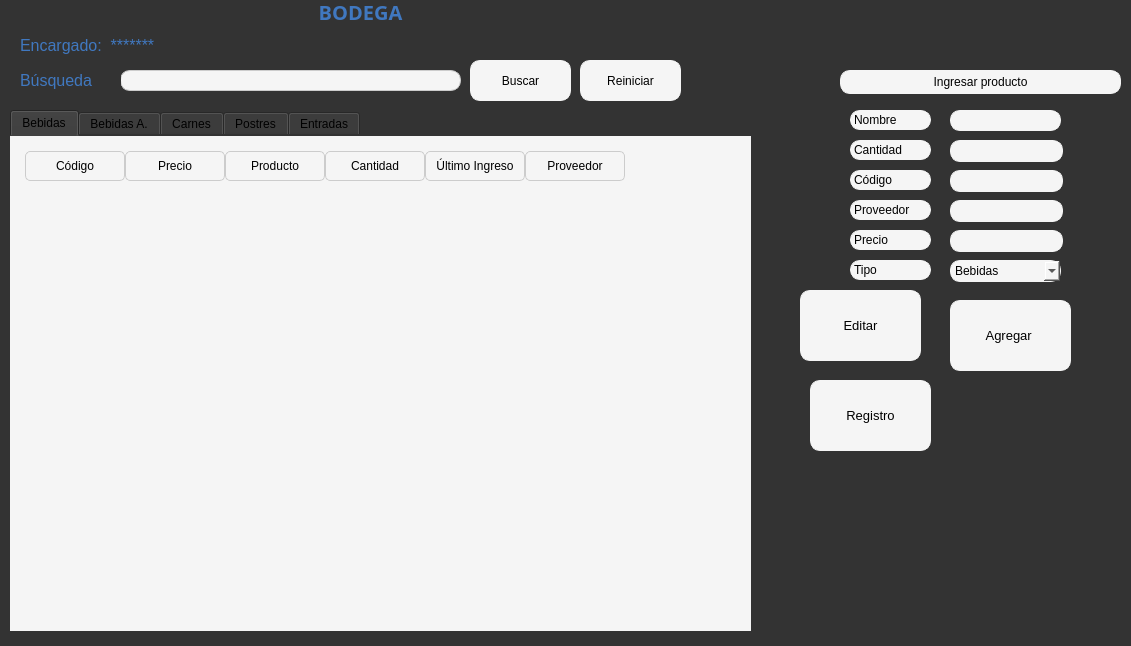
The window that Ui/Almacen/u_almacen.ui (Kodegmxz/Proyecto) describes before a commit, drawn with Qt 5.
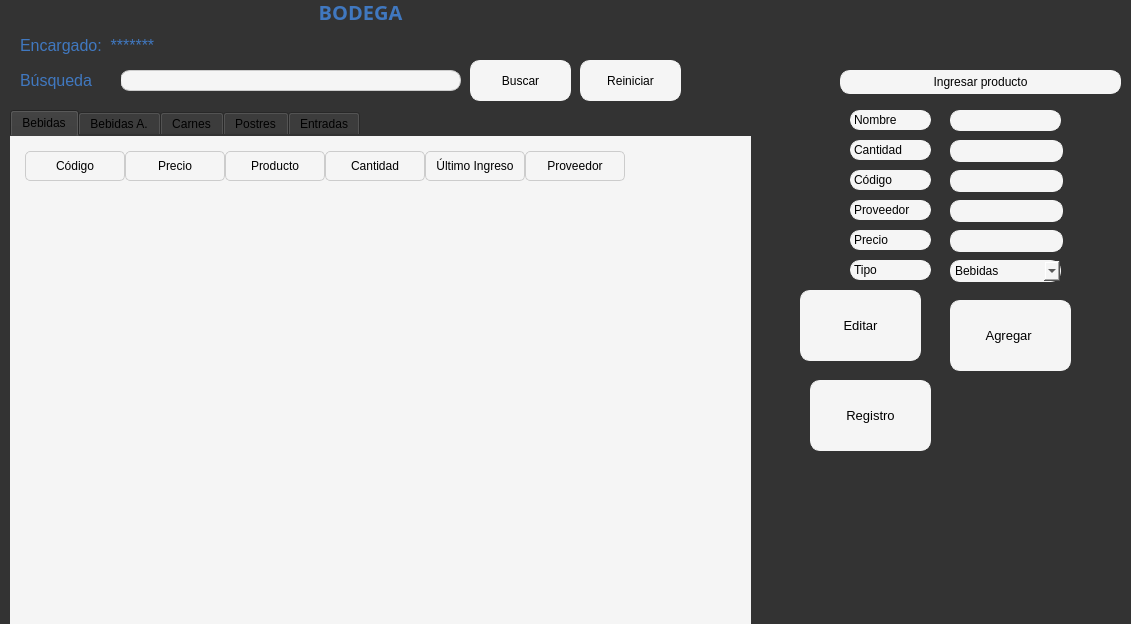
The same window after the commit.

The edit to the form file:
```diff
--- a/Ui/Almacen/u_almacen.ui
+++ b/Ui/Almacen/u_almacen.ui
@@ -7,7 +7,7 @@
     <x>0</x>
     <y>0</y>
     <width>1131</width>
-    <height>646</height>
+    <height>624</height>
    </rect>
   </property>
   <property name="font">
```
